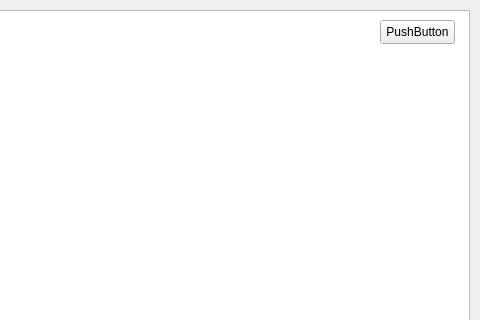
First picture: the form in mainwindow.ui, repository BagaevDanil/builder-electrical-circuits, before the edit; both pictures show x 320 to 800 and y 0 to 320 of the 800 by 800 pixel window.
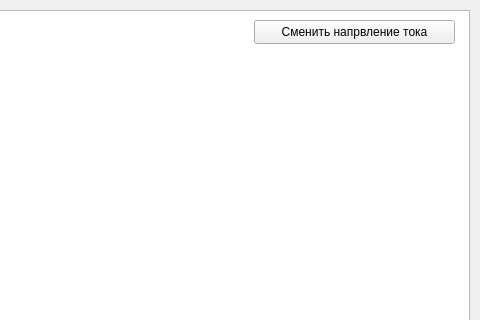
Second picture: the form after the edit.

```diff
--- a/mainwindow.ui
+++ b/mainwindow.ui
@@ -27,14 +27,14 @@
    <widget class="QPushButton" name="pushButton">
     <property name="geometry">
      <rect>
-      <x>700</x>
+      <x>574</x>
       <y>20</y>
-      <width>75</width>
+      <width>201</width>
       <height>24</height>
      </rect>
     </property>
     <property name="text">
-     <string>PushButton</string>
+     <string>Сменить напрвление тока</string>
     </property>
    </widget>
   </widget>
```
Left out of the diff: 2 changed lines with no effect on the pictures.
